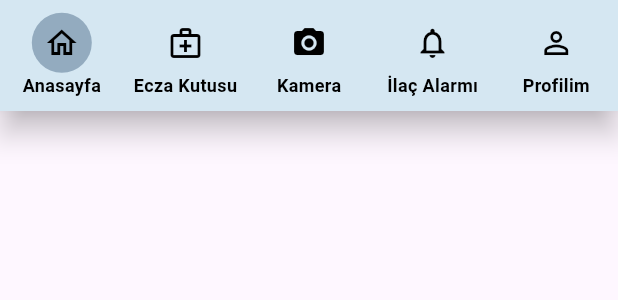
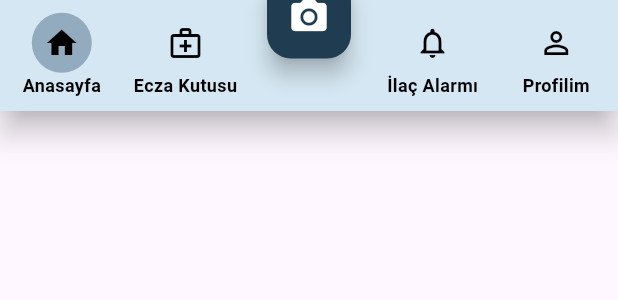
Before and after one commit to muruvvetb/group_70, a Flutter app: the CustomBottomNavigationBar widget shown alone on an empty page, opened directly, on a phone screen of 412 x 824 dp. Shown: the top 300 px of the screen. Run offline on Flutter 3.47's test engine with Material 3 defaults, Android fonts, the phone set to English and light mode, and no system bars; our stand-ins replace firebase_core; accounts and stored records are empty; statements that could not run were skipped.

Commit message:
navigation

```diff
--- a/lib/widgets/bottom_navigation_bar.dart
+++ b/lib/widgets/bottom_navigation_bar.dart
@@ -18,7 +18,10 @@ class _CustomBottomNavigationBarState extends State<CustomBottomNavigationBar> {
 
   @override
   Widget build(BuildContext context) {
-    return Container(
+    return Stack(
+      clipBehavior: Clip.none,
+      children: [
+        Container(
           height: 74,
           child: BottomNavigationBar(
             type: BottomNavigationBarType.fixed,
@@ -26,26 +29,23 @@ class _CustomBottomNavigationBarState extends State<CustomBottomNavigationBar> {
             onTap: _onItemTapped,
             items: <BottomNavigationBarItem>[
               BottomNavigationBarItem(
-            icon: _buildIcon(Icons.home_outlined, 0),
+                icon: _buildIcon(Icons.home_outlined, Icons.home, 0),
                 label: 'Anasayfa',
               ),
               BottomNavigationBarItem(
-            icon: _buildIcon(Icons.medical_services_outlined, 1),
+                icon: _buildIcon(Icons.medical_services_outlined, Icons.medical_services, 1),
                 label: 'Ecza Kutusu',
               ),
               BottomNavigationBarItem(
-            icon: _buildIcon(Icons.camera_alt, 2),
-            label: 'Kamera',
-            backgroundColor: Colors.red,
-
-
+                icon: Container(), // Boş bir widget olarak bırakıyoruz
+                label: '',
               ),
               BottomNavigationBarItem(
-            icon: _buildIcon(Icons.notifications_outlined, 3),
+                icon: _buildIcon(Icons.notifications_outlined, Icons.notifications, 3),
                 label: 'İlaç Alarmı',
               ),
               BottomNavigationBarItem(
-            icon: _buildIcon(Icons.person_outline, 4),
+                icon: _buildIcon(Icons.person_outline, Icons.person, 4),
                 label: 'Profilim',
               ),
             ],
@@ -56,10 +56,27 @@ class _CustomBottomNavigationBarState extends State<CustomBottomNavigationBar> {
             selectedLabelStyle: const TextStyle(fontSize: 12, fontWeight: FontWeight.bold), // Seçili öğenin yazı boyutu
             unselectedLabelStyle: const TextStyle(fontSize: 12, fontWeight: FontWeight.bold), // Seçili olmayan öğelerin yazı boyutu
           ),
+        ),
+        Positioned(
+          bottom: 35, // Yükseklik ayarları
+          left: MediaQuery.of(context).size.width / 2 - 28, // Ortaya hizalama
+
+          child: FloatingActionButton(
+            onPressed: () => _onItemTapped(2), // Kamera ikonuna tıklanma
+            backgroundColor: const Color(0xFF1F3C51), // Etrafındaki çemberin rengi
+
+            child: const Icon(Icons.camera_alt, size: 28, color: Color.fromARGB(255, 255, 255, 255)), // Kamera ikonu
+            shape: CircleBorder(CircleBorder.size (40)), // Daire şeklinde buton
+
+
+
+          ),
+        ),
+      ],
     );
   }
 
-  Widget _buildIcon(IconData iconData, int index) {
+  Widget _buildIcon(IconData outlineIcon, IconData filledIcon, int index) {
     final isSelected = _selectedIndex == index;
     return Container(
       decoration: isSelected
@@ -69,7 +86,7 @@ class _CustomBottomNavigationBarState extends State<CustomBottomNavigationBar> {
             )
           : null,
       padding: const EdgeInsets.all(8),
-      child: Icon(iconData),
+      child: Icon(isSelected ? filledIcon : outlineIcon),
     );
   }
 }
```
Lines whose indentation alone changed are shown as unchanged.
